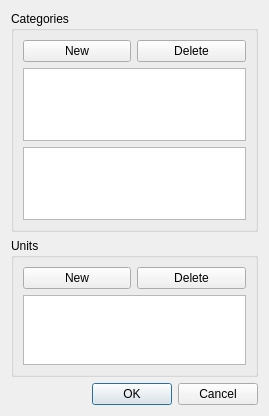
First picture: the form in unitsettings.ui, repository joaodeus/yuc, before the edit.
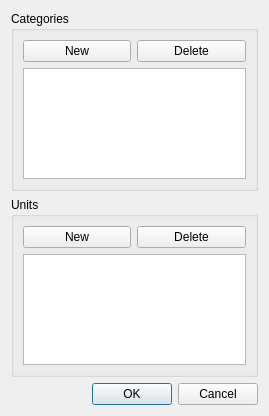
Second picture: the form after the edit.

What changed in the file:
```diff
--- a/unitsettings.ui
+++ b/unitsettings.ui
@@ -35,9 +35,6 @@
        </widget>
       </item>
       <item row="1" column="0" colspan="2">
-       <widget class="QListWidget" name="listWidget_categories"/>
-      </item>
-      <item row="2" column="0" colspan="2">
        <widget class="QTableWidget" name="tableWidget_categories"/>
       </item>
      </layout>
@@ -64,7 +61,7 @@
        </widget>
       </item>
       <item row="1" column="0" colspan="2">
-       <widget class="QListWidget" name="listWidget_units"/>
+       <widget class="QTableWidget" name="tableWidget_units"/>
       </item>
      </layout>
     </widget>
```
Left out of the diff: 2 changed lines with no effect on the pictures.
